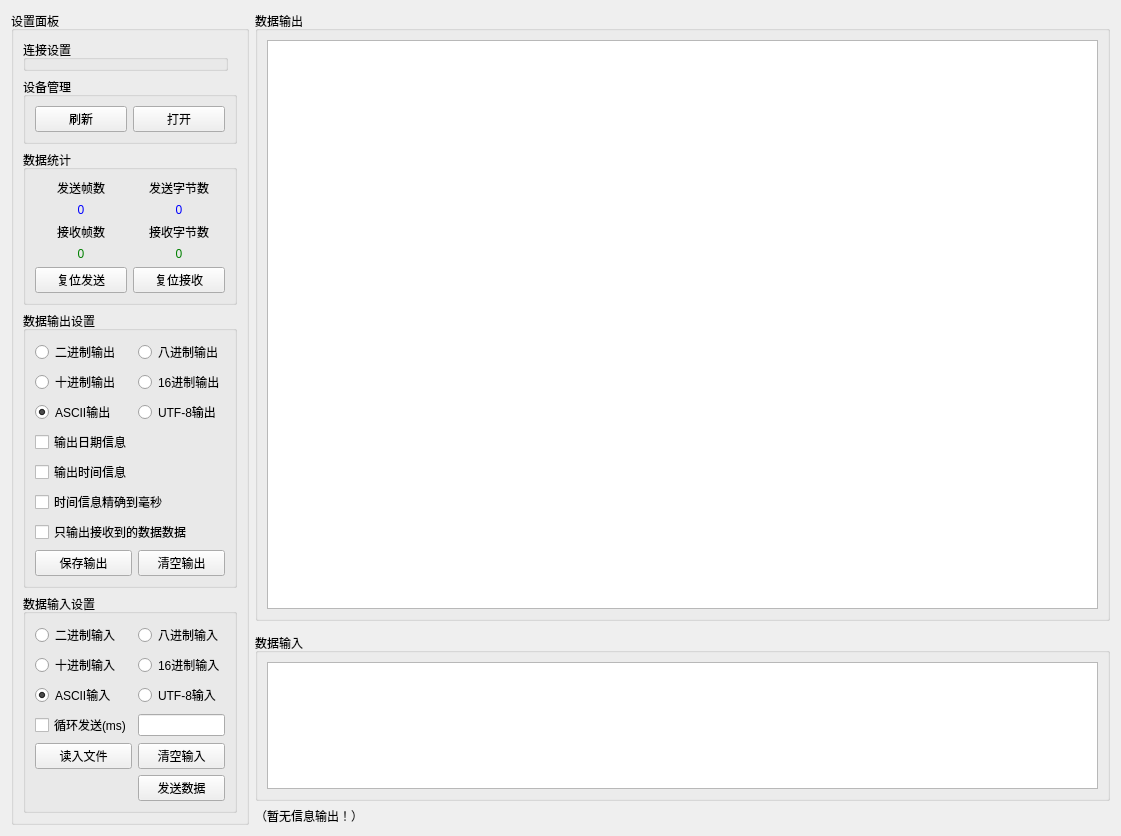
Above: src/comment/SAKIODeviceWidget.ui from x-tools-author/x-tools before the change. Below: the same form after it.
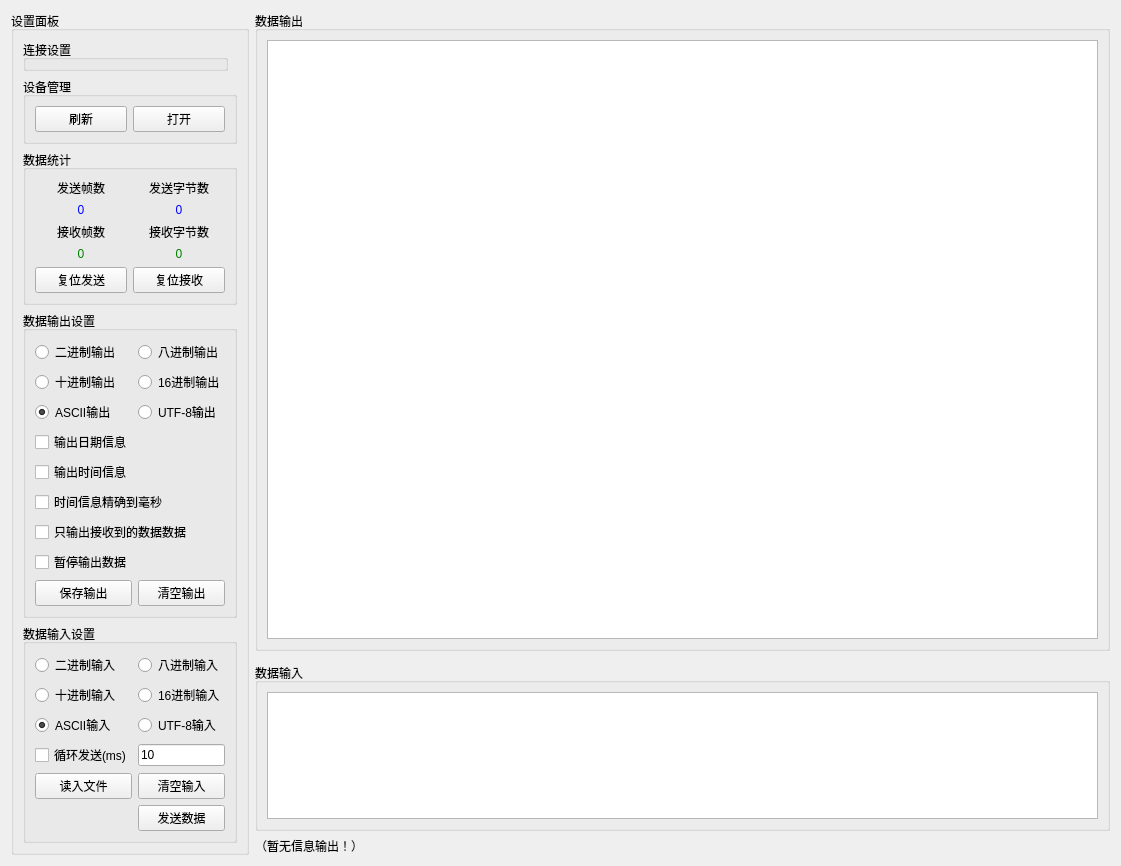
That is the form after the change.

```diff
--- a/src/comment/SAKIODeviceWidget.ui
+++ b/src/comment/SAKIODeviceWidget.ui
@@ -271,7 +271,7 @@
            </property>
           </widget>
          </item>
-         <item row="10" column="1">
+         <item row="11" column="1">
           <widget class="QPushButton" name="pushButtonClearOutput">
            <property name="text">
             <string>清空输出</string>
@@ -326,13 +326,20 @@
            </property>
           </widget>
          </item>
-         <item row="10" column="0">
+         <item row="11" column="0">
           <widget class="QPushButton" name="pushButtonSaveOutput">
            <property name="text">
             <string>保存输出</string>
            </property>
           </widget>
          </item>
+         <item row="10" column="0" colspan="2">
+          <widget class="QCheckBox" name="checkBoxPause">
+           <property name="text">
+            <string>暂停输出数据</string>
+           </property>
+          </widget>
+         </item>
         </layout>
         <zorder>radioButtonBinOutput</zorder>
         <zorder>radioButtonDecOutput</zorder>
@@ -442,7 +449,7 @@
             </sizepolicy>
            </property>
            <property name="text">
-            <string/>
+            <string>10</string>
            </property>
           </widget>
          </item>
```
Left out of the diff: 21 changed lines with no effect on the pictures.
